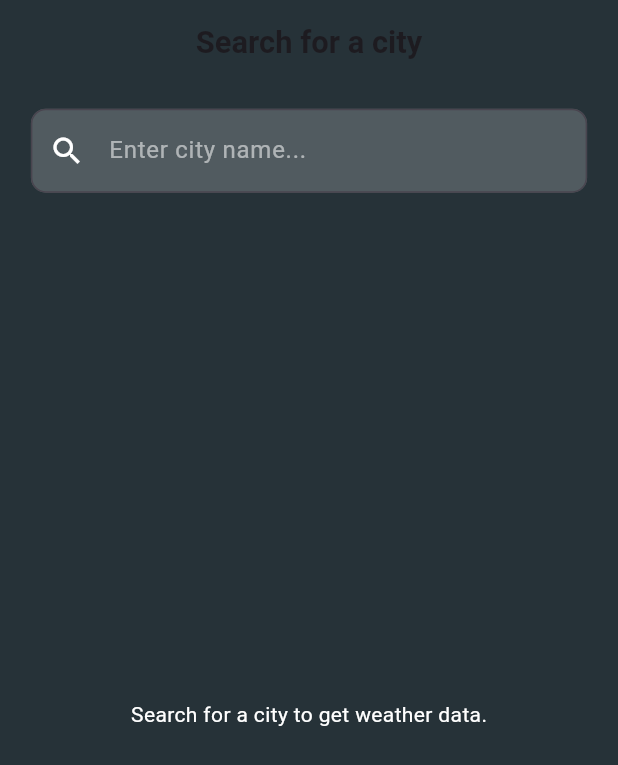
After one commit to AbdelellahHazem/Ai_Weather_App_Task2, a Flutter app: the WeatherScreen screen opened directly, on a phone screen of 412 x 824 dp. The commit adds this screen. Shown: the top 765 px of the screen. Run offline on Flutter 3.47's test engine with Material 3 defaults, Android fonts, the light colour scheme and no system bars; our stand-ins replace cloud_firestore, dio, equatable, firebase_auth, firebase_core, flutter_bloc; accounts and stored records are empty.

Commit message:
first commit

```diff
--- /dev/null
+++ b/lib/core/network/endpoints.dart
@@ -0,0 +1,4 @@
+class Endpoints{
+  static const String BaseURL ='https://api.weatherapi.com/v1';
+  static const String  apikey='88b956feec6d4eaebec75122241810';
+}
--- a/lib/features/auth/register/data/remote_data_source.dart
+++ b/lib/features/auth/register/data/remote_data_source.dart
@@ -17,6 +17,7 @@ class RegisterRemoteDataSource {
       'name': name,
       'email': email,
       'phone': phone,
+      'password':password
     });
 
     return result.user;
--- a/lib/features/auth/register/domain/usecase/register_usecase.dart
+++ b/lib/features/auth/register/domain/usecase/register_usecase.dart
@@ -1,4 +1,3 @@
-
 
 import '../entities/register.dart';
 import '../repositories/register_repository.dart';
--- /dev/null
+++ b/lib/features/weather/data/datasources/weather_remote_data_source.dart
@@ -0,0 +1,27 @@
+import '../models/weather_forecast_model.dart';
+import '../../../../core/network/dio_helper.dart';
+import '../../../../core/network/endpoints.dart';
+
+abstract class WeatherRemoteDataSource {
+  Future<WeatherForecastModel> fetchWeatherForecast(String city, int days);
+}
+
+class WeatherRemoteDataSourceImpl implements WeatherRemoteDataSource {
+  @override
+  Future<WeatherForecastModel> fetchWeatherForecast(String city, int days) async {
+    final response = await DioHelper.get(
+      endpoint: '/forecast.json',
+      params: {
+        'key': Endpoints.apikey,
+        'q': city,
+        'days': days.toString(),
+      },
+    );
+
+    if (response.statusCode == 200) {
+      return WeatherForecastModel.fromJson(response.data);
+    } else {
+      throw Exception("Failed to load weather data");
+    }
+  }
+}
--- /dev/null
+++ b/lib/features/weather/data/models/weather_forecast_model.dart
@@ -0,0 +1,46 @@
+import '../../domain/entities/weather.dart';
+
+
+class WeatherForecastModel extends WeatherForecast {
+  WeatherForecastModel({
+    required String city,
+    required String country,
+    required double temperature,
+    required String condition,
+    required String icon,
+    required List<WeatherDay> forecastDays,
+  }) : super(
+    city: city,
+    country: country,
+    temperature: temperature,
+    condition: condition,
+    icon: icon,
+    forecastDays: forecastDays,
+  );
+
+  factory WeatherForecastModel.fromJson(Map<String, dynamic> json) {
+    return WeatherForecastModel(
+      city: json['location']['name'],
+      country: json['location']['country'],
+      temperature: json['current']['temp_c'].toDouble(),
+      condition: json['current']['condition']['text'],
+      icon: json['current']['condition']['icon'],
+      forecastDays: (json['forecast']['forecastday'] as List)
+          .map((day) => WeatherDay(
+        date: day['date'],
+        maxTemp: day['day']['maxtemp_c'].toDouble(),
+        minTemp: day['day']['mintemp_c'].toDouble(),
+        condition: day['day']['condition']['text'],
+        icon: day['day']['condition']['icon'],
+        hourlyForecast: (day['hour'] as List)
+            .map((hour) => WeatherHour(
+          time: hour['time'],
+          temp: hour['temp_c'].toDouble(),
+          icon: hour['condition']['icon'],
+        ))
+            .toList(),
+      ))
+          .toList(),
+    );
+  }
+}
--- /dev/null
+++ b/lib/features/weather/data/repositories/weather_repository_impl.dart
@@ -0,0 +1,15 @@
+import '../../domain/entities/weather.dart';
+import '../../domain/repositories/weather_repository.dart';
+import '../datasources/weather_remote_data_source.dart';
+
+
+class WeatherRepositoryImpl implements WeatherRepository {
+  final WeatherRemoteDataSource remoteDataSource;
+
+  WeatherRepositoryImpl({required this.remoteDataSource});
+
+  @override
+  Future<WeatherForecast> getWeatherForecast(String city, int days) async {
+    return await remoteDataSource.fetchWeatherForecast(city, days);
+  }
+}
--- /dev/null
+++ b/lib/features/weather/domain/entities/weather.dart
@@ -0,0 +1,47 @@
+class WeatherForecast {
+  final String city;
+  final String country;
+  final double temperature;
+  final String condition;
+  final String icon;
+  final List<WeatherDay> forecastDays;
+
+  WeatherForecast({
+    required this.city,
+    required this.country,
+    required this.temperature,
+    required this.condition,
+    required this.icon,
+    required this.forecastDays,
+  });
+}
+
+class WeatherDay {
+  final String date;
+  final double maxTemp;
+  final double minTemp;
+  final String condition;
+  final String icon;
+  final List<WeatherHour> hourlyForecast;
+
+  WeatherDay({
+    required this.date,
+    required this.maxTemp,
+    required this.minTemp,
+    required this.condition,
+    required this.icon,
+    required this.hourlyForecast,
+  });
+}
+
+class WeatherHour {
+  final String time;
+  final double temp;
+  final String icon;
+
+  WeatherHour({
+    required this.time,
+    required this.temp,
+    required this.icon,
+  });
+}
--- /dev/null
+++ b/lib/features/weather/domain/repositories/weather_repository.dart
@@ -0,0 +1,5 @@
+import '../entities/weather.dart';
+
+abstract class WeatherRepository {
+  Future<WeatherForecast> getWeatherForecast(String city, int days);
+}
--- /dev/null
+++ b/lib/features/weather/domain/usecases/get_weather_usecase.dart
@@ -0,0 +1,13 @@
+import '../entities/weather.dart';
+import '../repositories/weather_repository.dart';
+
+
+class GetWeatherForecast {
+  final WeatherRepository repository;
+
+  GetWeatherForecast(this.repository);
+
+  Future<WeatherForecast> call(String city, int days) {
+    return repository.getWeatherForecast(city, days);
+  }
+}
--- /dev/null
+++ b/lib/features/weather/presentation/bloc/weather_cubit.dart
@@ -0,0 +1,37 @@
+import 'package:flutter_bloc/flutter_bloc.dart';
+import '../../domain/entities/weather.dart';
+import '../../domain/usecases/get_weather_usecase.dart';
+
+// Weather States
+abstract class WeatherState {}
+
+class WeatherInitial extends WeatherState {}
+
+class WeatherLoading extends WeatherState {}
+
+class WeatherLoaded extends WeatherState {
+  final WeatherForecast weather;
+  WeatherLoaded(this.weather);
+}
+
+class WeatherError extends WeatherState {
+  final String message;
+  WeatherError(this.message);
+}
+
+// Weather Cubit
+class WeatherCubit extends Cubit<WeatherState> {
+  final GetWeatherForecast getWeatherUseCase;
+
+  WeatherCubit({required this.getWeatherUseCase}) : super(WeatherInitial());
+
+  Future<void> fetchWeather(String city, int days) async {
+    emit(WeatherLoading());
+    try {
+      final weather = await getWeatherUseCase(city, days);
+      emit(WeatherLoaded(weather));
+    } catch (e) {
+      emit(WeatherError(e.toString()));
+    }
+  }
+}
--- /dev/null
+++ b/lib/features/weather/presentation/screens/weather_screen.dart
@@ -0,0 +1,195 @@
+import 'package:flutter/material.dart';
+import 'package:flutter_bloc/flutter_bloc.dart';
+import 'package:intl/intl.dart';
+import '../../domain/entities/weather.dart';
+import '../bloc/weather_cubit.dart';
+
+class WeatherScreen extends StatefulWidget {
+  const WeatherScreen({super.key});
+
+  @override
+  State<WeatherScreen> createState() => _WeatherScreenState();
+}
+
+class _WeatherScreenState extends State<WeatherScreen> {
+  final TextEditingController _searchController = TextEditingController();
+  int selectedDays = 3;
+  String currentCity = "Search for a city";
+
+  @override
+  Widget build(BuildContext context) {
+    // Get device width and height for responsiveness
+    double screenWidth = MediaQuery.of(context).size.width;
+    double screenHeight = MediaQuery.of(context).size.height;
+
+    return Scaffold(
+      backgroundColor: Colors.blueGrey[900],
+      appBar: AppBar(
+        title: Text(
+          currentCity,
+          style: TextStyle(
+            fontWeight: FontWeight.bold,
+            fontSize: screenWidth * 0.05, // Responsive font size
+          ),
+        ),
+        backgroundColor: Colors.transparent,
+        elevation: 0,
+        centerTitle: true,
+      ),
+      body: Padding(
+        padding: EdgeInsets.symmetric(horizontal: screenWidth * 0.05, vertical: screenHeight * 0.02),
+        child: Column(
+          children: [
+            // 🔍 Search Bar
+            TextField(
+              controller: _searchController,
+              style: const TextStyle(color: Colors.white),
+              decoration: InputDecoration(
+                hintText: "Enter city name...",
+                hintStyle: const TextStyle(color: Colors.white54),
+                filled: true,
+                fillColor: Colors.white.withOpacity(0.2),
+                prefixIcon: const Icon(Icons.search, color: Colors.white),
+                border: OutlineInputBorder(borderRadius: BorderRadius.circular(10)),
+              ),
+              onSubmitted: (value) {
+                if (value.isNotEmpty) {
+                  setState(() => currentCity = value);
+                  context.read<WeatherCubit>().fetchWeather(value, selectedDays);
+                }
+                _searchController.clear();
+              },
+            ),
+            SizedBox(height: screenHeight * 0.02), // Responsive spacing
+
+            // 🌤 Weather Data Display
+            Expanded(
+              child: BlocBuilder<WeatherCubit, WeatherState>(
+                builder: (context, state) {
+                  if (state is WeatherLoading) {
+                    return const Center(child: CircularProgressIndicator());
+                  } else if (state is WeatherLoaded) {
+                    return _buildWeatherContent(state.weather, screenWidth, screenHeight);
+                  } else if (state is WeatherError) {
+                    return Center(
+                        child: Text(
+                          state.message,
+                          style: const TextStyle(color: Colors.white),
+                        ));
+                  }
+                  return const Center(
+                      child: Text("Search for a city to get weather data.", style: TextStyle(color: Colors.white)));
+                },
+              ),
+            ),
+          ],
+        ),
+      ),
+    );
+  }
+
+  // 🌤 Build Weather Content
+  Widget _buildWeatherContent(WeatherForecast weather, double screenWidth, double screenHeight) {
+    return ListView(
+      children: [
+        // Current Weather Card
+        Card(
+          elevation: 5,
+          shape: RoundedRectangleBorder(borderRadius: BorderRadius.circular(15)),
+          color: Colors.white.withOpacity(0.15),
+          child: Padding(
+            padding: EdgeInsets.all(screenWidth * 0.05),
+            child: Column(
+              children: [
+                Image.network(
+                  "https:${weather.icon}",
+                  width: screenWidth * 0.25, // Responsive width
+                  errorBuilder: (context, error, stackTrace) => const Icon(Icons.cloud_off, size: 60, color: Colors.white),
+                ),
+                SizedBox(height: screenHeight * 0.01),
+                Text(
+                  "${weather.temperature}°C",
+                  style: TextStyle(fontSize: screenWidth * 0.08, fontWeight: FontWeight.bold, color: Colors.white),
+                ),
+                Text(weather.condition, style: TextStyle(fontSize: screenWidth * 0.05, color: Colors.white70)),
+              ],
+            ),
+          ),
+        ),
+
+        SizedBox(height: screenHeight * 0.02),
+
+        // 📅 3-Day Forecast Title
+        Text(
+          "3-Day Forecast",
+          style: TextStyle(fontSize: screenWidth * 0.05, fontWeight: FontWeight.bold, color: Colors.white),
+        ),
+        SizedBox(height: screenHeight * 0.01),
+
+        // Forecast List
+        Column(
+          children: weather.forecastDays.map((day) => _buildForecastDay(day, screenWidth, screenHeight)).toList(),
+        ),
+      ],
+    );
+  }
+
+  // 📅 Build Forecast Day Card
+  Widget _buildForecastDay(WeatherDay day, double screenWidth, double screenHeight) {
+    return Card(
+      elevation: 3,
+      shape: RoundedRectangleBorder(borderRadius: BorderRadius.circular(12)),
+      color: Colors.white.withOpacity(0.2),
+      child: Column(
+        children: [
+          ListTile(
+            leading: Image.network(
+              "https:${day.icon}",
+              width: screenWidth * 0.15,
+              errorBuilder: (context, error, stackTrace) => const Icon(Icons.cloud_off, size: 40, color: Colors.white),
+            ),
+            title: Text(
+              DateFormat('EEEE, MMM d').format(DateTime.parse(day.date)),
+              style: TextStyle(fontSize: screenWidth * 0.05, fontWeight: FontWeight.bold, color: Colors.white),
+            ),
+            subtitle: Text(
+              "Max: ${day.maxTemp}°C | Min: ${day.minTemp}°C",
+              style: TextStyle(fontSize: screenWidth * 0.04, color: Colors.white70),
+            ),
+          ),
+
+          // 🌡️ Expandable Hourly Forecast
+          ExpansionTile(
+            title: Text("Hourly Forecast", style: TextStyle(fontSize: screenWidth * 0.045, color: Colors.white)),
+            children: day.hourlyForecast.map((hour) => _buildHourlyForecast(hour, screenWidth)).toList(),
+          ),
+        ],
+      ),
+    );
+  }
+
+  // ⏳ Build Hourly Forecast Row
+  Widget _buildHourlyForecast(WeatherHour hour, double screenWidth) {
+    return Padding(
+      padding: EdgeInsets.symmetric(horizontal: screenWidth * 0.03, vertical: 5),
+      child: Row(
+        mainAxisAlignment: MainAxisAlignment.spaceBetween,
+        children: [
+          Text(
+            DateFormat('h a').format(DateTime.parse(hour.time)),
+            style: TextStyle(fontSize: screenWidth * 0.04, color: Colors.white),
+          ),
+          Image.network(
+            "https:${hour.icon}",
+            width: screenWidth * 0.1,
+            errorBuilder: (context, error, stackTrace) => const Icon(Icons.cloud_off, size: 30, color: Colors.white),
+          ),
+          Text(
+            "${hour.temp}°C",
+            style: TextStyle(fontSize: screenWidth * 0.04, color: Colors.white70),
+          ),
+        ],
+      ),
+    );
+  }
+}
--- a/lib/main.dart
+++ b/lib/main.dart
@@ -1,67 +1,73 @@
 import 'package:firebase_core/firebase_core.dart';
 import 'package:flutter/material.dart';
 import 'package:flutter_bloc/flutter_bloc.dart';
+import 'core/network/dio_helper.dart';
 
+// Login dependencies
 import 'features/auth/login/data/login_repository_impl.dart';
 import 'features/auth/login/data/remote_data_source.dart';
 import 'features/auth/login/domain/usecases/login_usecase.dart';
 import 'features/auth/login/presentation/cubit/login_cubit.dart';
 import 'features/auth/login/presentation/screens/login_screen.dart';
+
+// Register dependencies
 import 'features/auth/register/data/register_repository_impl.dart';
 import 'features/auth/register/data/remote_data_source.dart';
 import 'features/auth/register/domain/usecase/register_usecase.dart';
 import 'features/auth/register/presentation/cubit/register_cubit.dart';
 
+// Weather dependencies
+import 'features/weather/data/datasources/weather_remote_data_source.dart';
+import 'features/weather/data/repositories/weather_repository_impl.dart';
+import 'features/weather/domain/usecases/get_weather_usecase.dart';
+import 'features/weather/presentation/bloc/weather_cubit.dart';
 
 void main() async {
   WidgetsFlutterBinding.ensureInitialized();
   await Firebase.initializeApp();
+  DioHelper.init();
 
-  // Initialize Data Sources
-  final loginRemoteDataSource = LoginRemoteDataSource();
-  final registerRemoteDataSource = RegisterRemoteDataSource();
-
-  // Initialize Repositories
-  final LoginRepository = LoginRepositoryImpl(remoteDataSource: loginRemoteDataSource);
-  final RegisterRepository = RegisterRepositoryImpl(remoteDataSource: registerRemoteDataSource);
-
-  // Initialize Use Cases
-  final adminLoginUseCase = LoginUseCase(LoginRepository);
-  final adminRegisterUseCase = RegisterUseCase(RegisterRepository);
-
-  runApp(MyApp(
-    adminLoginUseCase: adminLoginUseCase,
-    adminRegisterUseCase: adminRegisterUseCase,
-  ));
+  runApp(const App());
 }
 
-class MyApp extends StatelessWidget {
-  final LoginUseCase adminLoginUseCase;
-  final RegisterUseCase adminRegisterUseCase;
-
-  const MyApp({
-    Key? key,
-    required this.adminLoginUseCase,
-    required this.adminRegisterUseCase,
-  }) : super(key: key);
+class App extends StatelessWidget {
+  const App({super.key});
 
   @override
   Widget build(BuildContext context) {
     return MultiBlocProvider(
       providers: [
+        // Login Bloc
         BlocProvider(
-          create: (context) => LoginCubit(loginUseCase: adminLoginUseCase),
+          create: (context) => LoginCubit(
+            loginUseCase: LoginUseCase(
+              LoginRepositoryImpl(remoteDataSource: LoginRemoteDataSource()),
+            ),
+          ),
         ),
+
+        // Register Bloc
         BlocProvider(
-         create: (context) => RegisterCubit(registerUseCase: adminRegisterUseCase),
+          create: (context) => RegisterCubit(
+            registerUseCase: RegisterUseCase(
+              RegisterRepositoryImpl(remoteDataSource: RegisterRemoteDataSource()),
+            ),
+          ),
+        ),
+
+        // Weather Bloc
+        BlocProvider(
+          create: (context) => WeatherCubit(
+            getWeatherUseCase: GetWeatherForecast(
+              WeatherRepositoryImpl(remoteDataSource: WeatherRemoteDataSourceImpl()),
+            ),
+          ),
         ),
       ],
       child: MaterialApp(
         debugShowCheckedModeBanner: false,
-        title: 'Admin Auth',
-        theme: ThemeData(
-          primarySwatch: Colors.blue,
-        ),
+        title: 'Weather & Auth App',
+        theme: ThemeData(primarySwatch: Colors.blue),
         home: LoginScreen(),
       ),
     );
--- a/pubspec.yaml
+++ b/pubspec.yaml
@@ -40,6 +40,12 @@ dependencies:
   equatable: ^2.0.7
   flutter_bloc: ^9.0.0
   cloud_firestore: ^4.14.0
+  get_it: ^8.0.3
+  expandable: ^5.0.1
+  google_fonts: ^6.2.0
+  intl: ^0.19.0
+  dio: ^5.8.0+1
+
 
 dev_dependencies:
   flutter_test:
```
Also changed, not shown: lib/core/network/dio_helper.dart (added, +90 -0 lines), lib/features/auth/login/presentation/screens/login_screen.dart (+9 -3 lines), lib/features/auth/register/presentation/screens/screen.dart (added), lib/features/weather/presentation/bloc/weather_state.dart (added), pubspec.lock, 3 other files.
